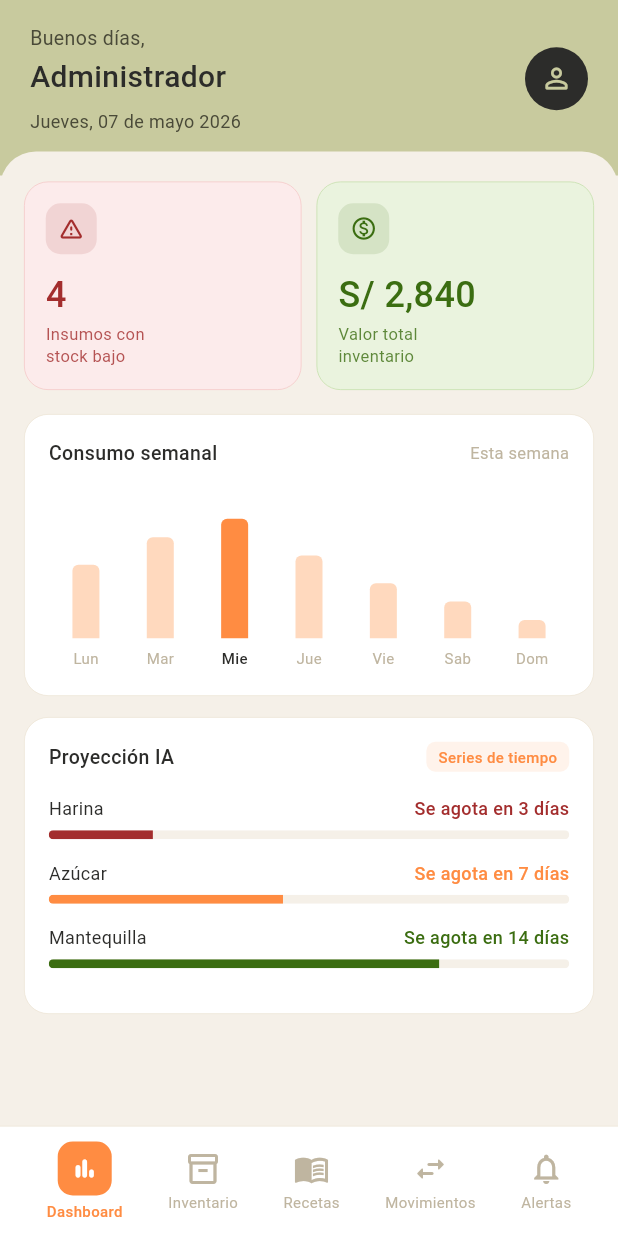
After one commit to jair95819/HappyOven, a Flutter app: the DashboardInteligenteView screen opened by its route, on a phone screen of 412 x 824 dp. The commit adds this screen. Run offline on Flutter 3.47's test engine with Material 3 defaults, Android fonts, the phone set to English and light mode, and no system bars; drawn by our look-alikes of fl_chart; our stand-ins replace flutter_riverpod, go_router, supabase_flutter; accounts and stored records are empty.

Commit message:
Algunos cambios de login y pantalla dashboard

```diff
--- a/lib/core/router/app_router.dart
+++ b/lib/core/router/app_router.dart
@@ -3,6 +3,7 @@ import 'package:go_router/go_router.dart';
 import 'package:flutter_riverpod/flutter_riverpod.dart';
 import 'package:happy_oven/features/auth/presentation/views/login_view.dart';
 import 'package:happy_oven/features/auth/presentation/views/recuperar_password_view.dart';
+import 'package:happy_oven/features/analitica_alertas/presentation/views/dashboard_inteligente_view.dart';
 
 final GoRouter appRouter = GoRouter(
   initialLocation: '/login',
@@ -17,6 +18,10 @@ final GoRouter appRouter = GoRouter(
       path: '/recuperar-password',
       builder: (context, state) => const RecuperarPasswordView(),
     ),
+    GoRoute(
+      path: '/dashboard',
+      builder: (context, state) => const DashboardInteligenteView(),
+    ),
   ],
 );
 
--- /dev/null
+++ b/lib/features/analitica_alertas/presentation/views/dashboard_inteligente_view.dart
@@ -0,0 +1,528 @@
+import 'package:fl_chart/fl_chart.dart';
+import 'package:flutter/material.dart';
+
+class DashboardInteligenteView extends StatelessWidget {
+  const DashboardInteligenteView({super.key});
+
+  static const _olive = Color(0xFFC8CA9E);
+  static const _oliveDark = Color(0xFF4A4A38);
+  static const _orange = Color(0xFFFF8C42);
+  static const _orangeLight = Color(0xFFFFF3EB);
+  static const _beige = Color(0xFFF5F0E8);
+  static const _beigeDeep = Color(0xFFEDE5D6);
+  static const _textDark = Color(0xFF2C2C2A);
+  static const _textGray = Color(0xFF5F5E5A);
+  static const _textMuted = Color(0xFFBFB5A0);
+  static const _danger = Color(0xFFA32D2D);
+  static const _dangerLight = Color(0xFFFCEBEB);
+  static const _success = Color(0xFF3B6D11);
+  static const _successLight = Color(0xFFEAF3DE);
+
+  @override
+  Widget build(BuildContext context) {
+    return Scaffold(
+      backgroundColor: _beige,
+      body: Column(
+        children: [
+          _buildHeader(),
+          Expanded(child: _buildBody()),
+          _buildBottomNav(context),
+        ],
+      ),
+    );
+  }
+
+  // ── Header oliva
+  Widget _buildHeader() {
+    return Container(
+      color: _olive,
+      child: SafeArea(
+        bottom: false,
+        child: Padding(
+          padding: const EdgeInsets.fromLTRB(20, 16, 20, 28),
+          child: Row(
+            mainAxisAlignment: MainAxisAlignment.spaceBetween,
+            children: [
+              Column(
+                crossAxisAlignment: CrossAxisAlignment.start,
+                children: [
+                  Text(
+                    'Buenos días,',
+                    style: TextStyle(fontSize: 13, color: _oliveDark),
+                  ),
+                  const SizedBox(height: 2),
+                  Text(
+                    'Administrador',
+                    style: TextStyle(
+                      fontSize: 20,
+                      fontWeight: FontWeight.w500,
+                      color: _textDark,
+                    ),
+                  ),
+                  const SizedBox(height: 6),
+                  Text(
+                    'Jueves, 07 de mayo 2026',
+                    style: TextStyle(fontSize: 12, color: _oliveDark),
+                  ),
+                ],
+              ),
+              Container(
+                width: 42,
+                height: 42,
+                decoration: BoxDecoration(
+                  color: _textDark,
+                  shape: BoxShape.circle,
+                ),
+                child: Icon(
+                  Icons.person_outline_rounded,
+                  color: _olive,
+                  size: 22,
+                ),
+              ),
+            ],
+          ),
+        ),
+      ),
+    );
+  }
+
+  // ── Cuerpo scrollable
+  Widget _buildBody() {
+    return Container(
+      decoration: const BoxDecoration(
+        color: _beige,
+        borderRadius: BorderRadius.only(
+          topLeft: Radius.circular(24),
+          topRight: Radius.circular(24),
+        ),
+      ),
+      transform: Matrix4.translationValues(0, -16, 0),
+      child: ClipRRect(
+        borderRadius: const BorderRadius.only(
+          topLeft: Radius.circular(24),
+          topRight: Radius.circular(24),
+        ),
+        child: SingleChildScrollView(
+          padding: const EdgeInsets.fromLTRB(16, 20, 16, 8),
+          child: Column(
+            crossAxisAlignment: CrossAxisAlignment.start,
+            children: [
+              _buildKpiRow(),
+              const SizedBox(height: 16),
+              _buildConsumoSemanal(),
+              const SizedBox(height: 14),
+              _buildProyeccionIA(),
+              const SizedBox(height: 16),
+            ],
+          ),
+        ),
+      ),
+    );
+  }
+
+  // ── KPI cards
+  Widget _buildKpiRow() {
+    return Row(
+      children: [
+        Expanded(
+          child: _buildKpiCard(
+            valor: '4',
+            etiqueta: 'Insumos con\nstock bajo',
+            icono: Icons.warning_amber_rounded,
+            colorFondo: _dangerLight,
+            colorBorde: const Color(0xFFF5C6C6),
+            colorIcono: _danger,
+            colorValor: _danger,
+          ),
+        ),
+        const SizedBox(width: 10),
+        Expanded(
+          child: _buildKpiCard(
+            valor: 'S/ 2,840',
+            etiqueta: 'Valor total\ninventario',
+            icono: Icons.monetization_on_outlined,
+            colorFondo: _successLight,
+            colorBorde: const Color(0xFFC2DFA8),
+            colorIcono: _success,
+            colorValor: _success,
+          ),
+        ),
+      ],
+    );
+  }
+
+  Widget _buildKpiCard({
+    required String valor,
+    required String etiqueta,
+    required IconData icono,
+    required Color colorFondo,
+    required Color colorBorde,
+    required Color colorIcono,
+    required Color colorValor,
+  }) {
+    return Container(
+      padding: const EdgeInsets.all(14),
+      decoration: BoxDecoration(
+        color: colorFondo,
+        borderRadius: BorderRadius.circular(16),
+        border: Border.all(color: colorBorde, width: 0.5),
+      ),
+      child: Column(
+        crossAxisAlignment: CrossAxisAlignment.start,
+        children: [
+          Container(
+            width: 34,
+            height: 34,
+            decoration: BoxDecoration(
+              color: colorIcono.withOpacity(0.12),
+              borderRadius: BorderRadius.circular(10),
+            ),
+            child: Icon(icono, color: colorIcono, size: 18),
+          ),
+          const SizedBox(height: 10),
+          Text(
+            valor,
+            style: TextStyle(
+              fontSize: 24,
+              fontWeight: FontWeight.w500,
+              color: colorValor,
+            ),
+          ),
+          const SizedBox(height: 2),
+          Text(
+            etiqueta,
+            style: TextStyle(
+              fontSize: 11,
+              color: colorIcono.withOpacity(0.8),
+              height: 1.4,
+            ),
+          ),
+        ],
+      ),
+    );
+  }
+
+  // ── Gráfica consumo semanal
+  Widget _buildConsumoSemanal() {
+    // Datos de ejemplo — luego vendrán del ViewModel
+    final barGroups = [
+      _barGroup(0, 40),
+      _barGroup(1, 55),
+      _barGroup(2, 65), // hoy (resaltado)
+      _barGroup(3, 45),
+      _barGroup(4, 30),
+      _barGroup(5, 20),
+      _barGroup(6, 10),
+    ];
+
+    final dias = ['Lun', 'Mar', 'Mie', 'Jue', 'Vie', 'Sab', 'Dom'];
+
+    return Container(
+      padding: const EdgeInsets.all(16),
+      decoration: BoxDecoration(
+        color: Colors.white,
+        borderRadius: BorderRadius.circular(16),
+        border: Border.all(color: _beigeDeep, width: 0.5),
+      ),
+      child: Column(
+        crossAxisAlignment: CrossAxisAlignment.start,
+        children: [
+          Row(
+            mainAxisAlignment: MainAxisAlignment.spaceBetween,
+            children: [
+              Text(
+                'Consumo semanal',
+                style: TextStyle(
+                  fontSize: 13,
+                  fontWeight: FontWeight.w500,
+                  color: _textDark,
+                ),
+              ),
+              Text(
+                'Esta semana',
+                style: TextStyle(fontSize: 11, color: _textMuted),
+              ),
+            ],
+          ),
+          const SizedBox(height: 16),
+          SizedBox(
+            height: 120,
+            child: BarChart(
+              BarChartData(
+                alignment: BarChartAlignment.spaceAround,
+                maxY: 80,
+                barTouchData: BarTouchData(enabled: false),
+                titlesData: FlTitlesData(
+                  leftTitles: AxisTitles(
+                    sideTitles: SideTitles(showTitles: false),
+                  ),
+                  rightTitles: AxisTitles(
+                    sideTitles: SideTitles(showTitles: false),
+                  ),
+                  topTitles: AxisTitles(
+                    sideTitles: SideTitles(showTitles: false),
+                  ),
+                  bottomTitles: AxisTitles(
+                    sideTitles: SideTitles(
+                      showTitles: true,
+                      getTitlesWidget: (value, meta) {
+                        final index = value.toInt();
+                        final esHoy = index == 2;
+                        return Padding(
+                          padding: const EdgeInsets.only(top: 6),
+                          child: Text(
+                            dias[index],
+                            style: TextStyle(
+                              fontSize: 10,
+                              fontWeight: esHoy
+                                  ? FontWeight.w500
+                                  : FontWeight.normal,
+                              color: esHoy ? _textDark : _textMuted,
+                            ),
+                          ),
+                        );
+                      },
+                    ),
+                  ),
+                ),
+                gridData: FlGridData(show: false),
+                borderData: FlBorderData(show: false),
+                barGroups: barGroups,
+              ),
+            ),
+          ),
+        ],
+      ),
+    );
+  }
+
+  BarChartGroupData _barGroup(int x, double y) {
+    final esHoy = x == 2;
+    return BarChartGroupData(
+      x: x,
+      barRods: [
+        BarChartRodData(
+          toY: y,
+          color: esHoy ? _orange : const Color(0xFFFFD9BE),
+          width: 18,
+          borderRadius: const BorderRadius.only(
+            topLeft: Radius.circular(4),
+            topRight: Radius.circular(4),
+          ),
+        ),
+      ],
+    );
+  }
+
+  // ── Proyección IA
+  Widget _buildProyeccionIA() {
+    // Datos de ejemplo — luego vendrán del ViewModel
+    final insumos = [
+      _InsumoProyeccion(
+        nombre: 'Harina',
+        diasRestantes: 3,
+        stockPorcentaje: 0.20,
+      ),
+      _InsumoProyeccion(
+        nombre: 'Azúcar',
+        diasRestantes: 7,
+        stockPorcentaje: 0.45,
+      ),
+      _InsumoProyeccion(
+        nombre: 'Mantequilla',
+        diasRestantes: 14,
+        stockPorcentaje: 0.75,
+      ),
+    ];
+
+    return Container(
+      padding: const EdgeInsets.all(16),
+      decoration: BoxDecoration(
+        color: Colors.white,
+        borderRadius: BorderRadius.circular(16),
+        border: Border.all(color: _beigeDeep, width: 0.5),
+      ),
+      child: Column(
+        crossAxisAlignment: CrossAxisAlignment.start,
+        children: [
+          Row(
+            mainAxisAlignment: MainAxisAlignment.spaceBetween,
+            children: [
+              Text(
+                'Proyección IA',
+                style: TextStyle(
+                  fontSize: 13,
+                  fontWeight: FontWeight.w500,
+                  color: _textDark,
+                ),
+              ),
+              Container(
+                padding: const EdgeInsets.symmetric(horizontal: 8, vertical: 3),
+                decoration: BoxDecoration(
+                  color: _orangeLight,
+                  borderRadius: BorderRadius.circular(6),
+                ),
+                child: Text(
+                  'Series de tiempo',
+                  style: TextStyle(
+                    fontSize: 10,
+                    fontWeight: FontWeight.w500,
+                    color: _orange,
+                  ),
+                ),
+              ),
+            ],
+          ),
+          const SizedBox(height: 16),
+          ...insumos.map((i) => _buildInsumoProyeccion(i)),
+        ],
+      ),
+    );
+  }
+
+  Widget _buildInsumoProyeccion(_InsumoProyeccion insumo) {
+    Color colorBarra;
+    Color colorTexto;
+    String etiqueta;
+
+    if (insumo.diasRestantes <= 5) {
+      colorBarra = _danger;
+      colorTexto = _danger;
+      etiqueta = 'Se agota en ${insumo.diasRestantes} días';
+    } else if (insumo.diasRestantes <= 10) {
+      colorBarra = _orange;
+      colorTexto = _orange;
+      etiqueta = 'Se agota en ${insumo.diasRestantes} días';
+    } else {
+      colorBarra = _success;
+      colorTexto = _success;
+      etiqueta = 'Se agota en ${insumo.diasRestantes} días';
+    }
+
+    return Padding(
+      padding: const EdgeInsets.only(bottom: 14),
+      child: Column(
+        children: [
+          Row(
+            mainAxisAlignment: MainAxisAlignment.spaceBetween,
+            children: [
+              Text(
+                insumo.nombre,
+                style: TextStyle(fontSize: 12, color: _textDark),
+              ),
+              Text(
+                etiqueta,
+                style: TextStyle(
+                  fontSize: 12,
+                  fontWeight: FontWeight.w500,
+                  color: colorTexto,
+                ),
+              ),
+            ],
+          ),
+          const SizedBox(height: 6),
+          ClipRRect(
+            borderRadius: BorderRadius.circular(999),
+            child: LinearProgressIndicator(
+              value: insumo.stockPorcentaje,
+              minHeight: 6,
+              backgroundColor: _beige,
+              valueColor: AlwaysStoppedAnimation<Color>(colorBarra),
+            ),
+          ),
+        ],
+      ),
+    );
+  }
+
+  // ── Bottom navigation
+  Widget _buildBottomNav(BuildContext context) {
+    return Container(
+      decoration: BoxDecoration(
+        color: Colors.white,
+        border: Border(top: BorderSide(color: _beigeDeep, width: 0.5)),
+      ),
+      child: SafeArea(
+        top: false,
+        child: Padding(
+          padding: const EdgeInsets.symmetric(horizontal: 16, vertical: 10),
+          child: Row(
+            mainAxisAlignment: MainAxisAlignment.spaceAround,
+            children: [
+              _buildNavItem(
+                icono: Icons.bar_chart_rounded,
+                etiqueta: 'Dashboard',
+                activo: true,
+              ),
+              _buildNavItem(
+                icono: Icons.inventory_2_outlined,
+                etiqueta: 'Inventario',
+                activo: false,
+              ),
+              _buildNavItem(
+                icono: Icons.menu_book_outlined,
+                etiqueta: 'Recetas',
+                activo: false,
+              ),
+              _buildNavItem(
+                icono: Icons.swap_horiz_rounded,
+                etiqueta: 'Movimientos',
+                activo: false,
+              ),
+              _buildNavItem(
+                icono: Icons.notifications_outlined,
+                etiqueta: 'Alertas',
+                activo: false,
+              ),
+            ],
+          ),
+        ),
+      ),
+    );
+  }
+
+  Widget _buildNavItem({
+    required IconData icono,
+    required String etiqueta,
+    required bool activo,
+  }) {
+    return Column(
+      mainAxisSize: MainAxisSize.min,
+      children: [
+        activo
+            ? Container(
+                width: 36,
+                height: 36,
+                decoration: BoxDecoration(
+                  color: _orange,
+                  borderRadius: BorderRadius.circular(10),
+                ),
+                child: Icon(icono, color: Colors.white, size: 18),
+              )
+            : Icon(icono, color: _textMuted, size: 24),
+        const SizedBox(height: 3),
+        Text(
+          etiqueta,
+          style: TextStyle(
+            fontSize: 10,
+            fontWeight: activo ? FontWeight.w500 : FontWeight.normal,
+            color: activo ? _orange : _textMuted,
+          ),
+        ),
+      ],
+    );
+  }
+}
+
+// Modelo local temporal — luego viene del ViewModel
+class _InsumoProyeccion {
+  final String nombre;
+  final int diasRestantes;
+  final double stockPorcentaje;
+
+  const _InsumoProyeccion({
+    required this.nombre,
+    required this.diasRestantes,
+    required this.stockPorcentaje,
+  });
+}
--- a/lib/features/auth/presentation/views/login_view.dart
+++ b/lib/features/auth/presentation/views/login_view.dart
@@ -123,7 +123,7 @@ class _LoginViewState extends State<LoginView> {
             const SizedBox(height: 6),
             _buildTextField(
               controller: _emailController,
-              hint: 'usuario@happyoven.com',
+              hint: 'usuario@gmail.com',
               icon: Icons.mail_outline_rounded,
               keyboardType: TextInputType.emailAddress,
             ),
--- a/lib/features/auth/presentation/views/recuperar_password_view.dart
+++ b/lib/features/auth/presentation/views/recuperar_password_view.dart
@@ -1,4 +1,5 @@
 import 'package:flutter/material.dart';
+import 'package:go_router/go_router.dart';
 
 class RecuperarPasswordView extends StatefulWidget {
   const RecuperarPasswordView({super.key});
@@ -53,7 +54,7 @@ class _RecuperarPasswordViewState extends State<RecuperarPasswordView> {
         children: [
           // Botón atrás
           GestureDetector(
-            onTap: () => Navigator.of(context).pop(),
+            onTap: () => context.go('/login'),
             child: Container(
               width: 36,
               height: 36,
@@ -194,7 +195,7 @@ class _RecuperarPasswordViewState extends State<RecuperarPasswordView> {
                   style: TextStyle(fontSize: 13, color: _textGray),
                 ),
                 GestureDetector(
-                  onTap: () => Navigator.of(context).pop(),
+                  onTap: () => context.go('/login'),
                   child: Text(
                     'Inicia sesión',
                     style: TextStyle(
```
